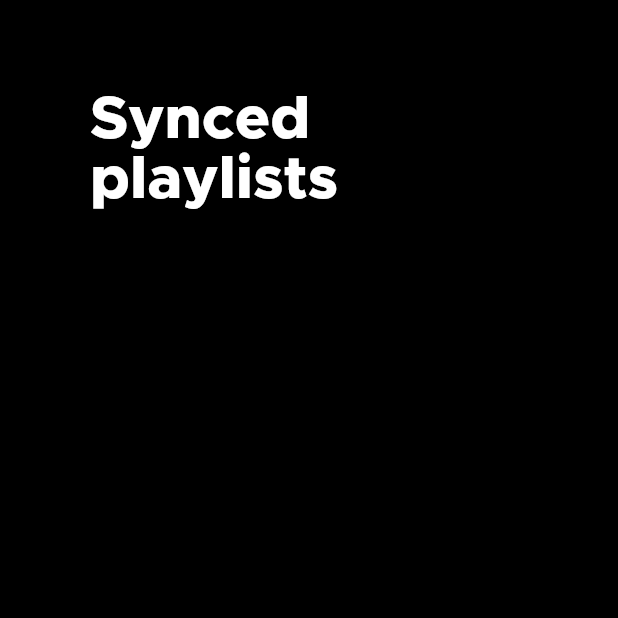
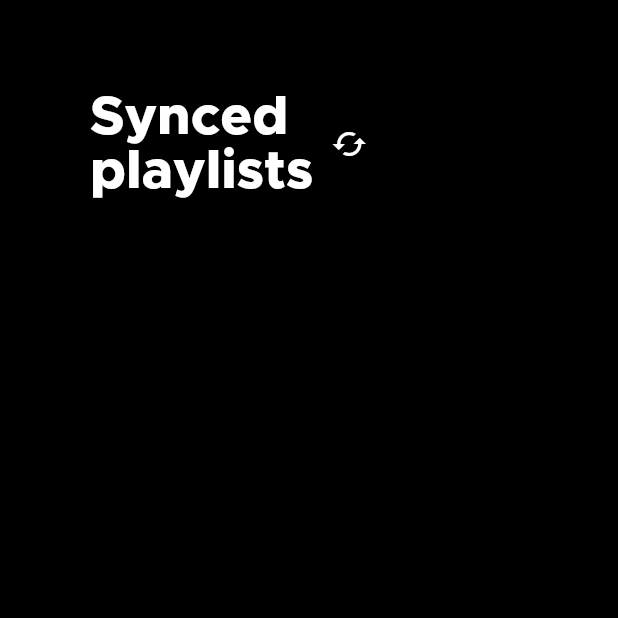
Before and after one commit to GDGVIT/cadence-app, a Flutter app: the screen it shows after launch, on a phone screen of 412 x 824 dp, the top half of it. Run offline on Flutter 3.47's test engine with Material 2 defaults, Android fonts, the phone set to English and light mode, and no system bars.

Commit message:
feat: reload icon added

```diff
--- a/lib/main.dart
+++ b/lib/main.dart
@@ -8,8 +8,8 @@ class MyApp extends StatelessWidget {
     return MaterialApp(
       title: 'Welcome to Flutter',
       theme: ThemeData(
-        accentColor: Colors.white,
-        primaryColor: Colors.white,
+        // accentColor: Colors.white,
+        // primaryColor: Colors.white,
         fontFamily: 'Metropolis',
 
         ),
@@ -28,13 +28,17 @@ class MyApp extends StatelessWidget {
             'Synced \nplaylists',
               style: TextStyle(
                 color: Colors.white,
-                fontSize: 40,
+                fontSize: 36,
+                fontWeight: FontWeight.bold,
                 fontFamily: 'Metropolis',
               ),
 
           ),
           IconButton(
-          icon: Icon(Icons.volume_up),
+          icon: Icon(Icons.cached,
+          color: Colors.white,
+
+          ),
           tooltip: 'Increase volume by 10',
           onPressed: () {
           },
```
